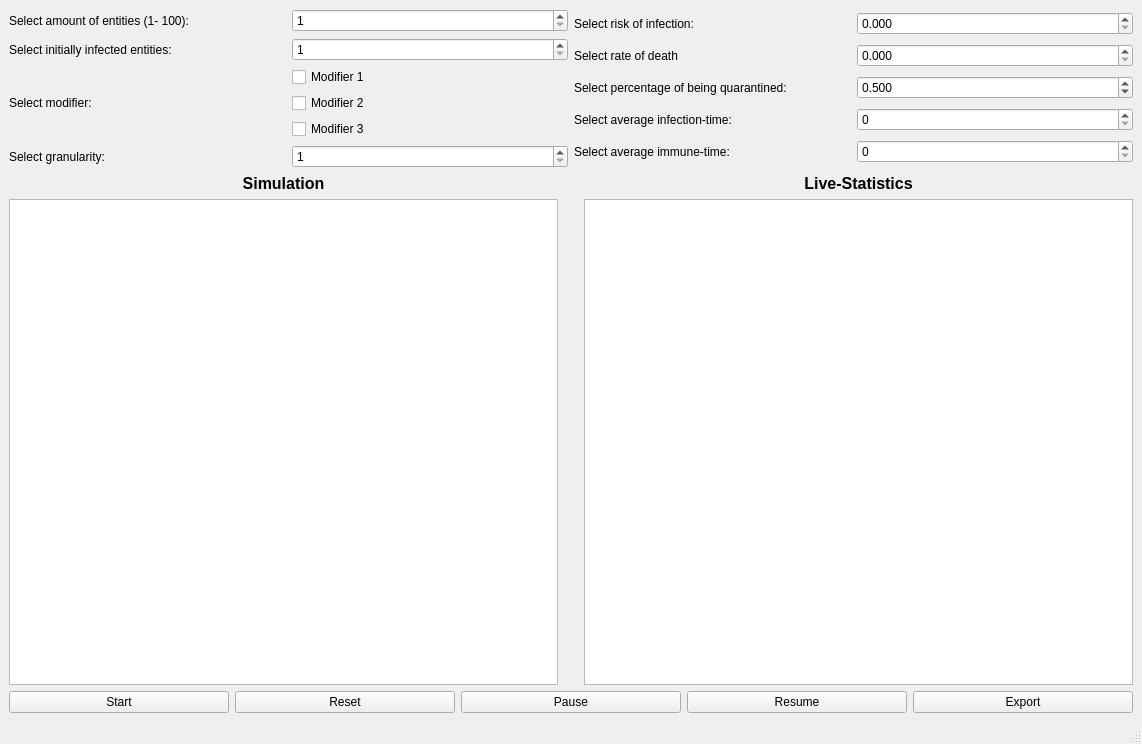
The window that resources/mainwindow.ui (JonasAdler/pandemic_simulator) describes before a commit, drawn with Qt 5.
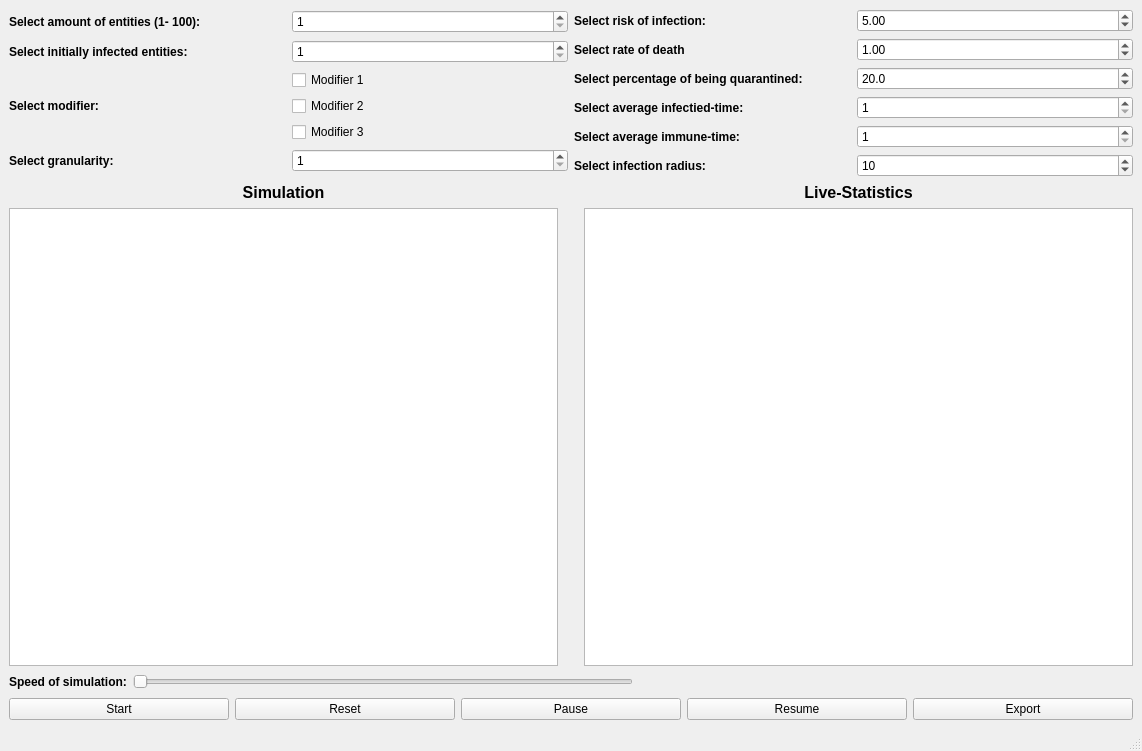
The same window after the commit.

Commit message: Buttons react on change, values do not change yet

Patch:
```diff
--- a/resources/mainwindow.ui
+++ b/resources/mainwindow.ui
@@ -7,7 +7,7 @@
     <x>0</x>
     <y>0</y>
     <width>1142</width>
-    <height>744</height>
+    <height>751</height>
    </rect>
   </property>
   <property name="windowTitle">
@@ -25,6 +25,12 @@
            <layout class="QHBoxLayout" name="horizontalLayout_5">
             <item>
              <widget class="QLabel" name="label">
+              <property name="font">
+               <font>
+                <weight>75</weight>
+                <bold>true</bold>
+               </font>
+              </property>
               <property name="text">
                <string>Select amount of entities (1- 100): </string>
               </property>
@@ -49,6 +55,12 @@
            <layout class="QHBoxLayout" name="horizontalLayout_15">
             <item>
              <widget class="QLabel" name="label_10">
+              <property name="font">
+               <font>
+                <weight>75</weight>
+                <bold>true</bold>
+               </font>
+              </property>
               <property name="text">
                <string>Select initially infected entities:</string>
               </property>
@@ -70,6 +82,14 @@
            <layout class="QHBoxLayout" name="horizontalLayout_6">
             <item>
              <widget class="QLabel" name="label_4">
+              <property name="font">
+               <font>
+                <weight>75</weight>
+                <italic>false</italic>
+                <bold>true</bold>
+                <strikeout>false</strikeout>
+               </font>
+              </property>
               <property name="text">
                <string>Select modifier:</string>
               </property>
@@ -106,6 +126,18 @@
            <layout class="QHBoxLayout" name="horizontalLayout">
             <item>
              <widget class="QLabel" name="label_11">
+              <property name="font">
+               <font>
+                <weight>75</weight>
+                <bold>true</bold>
+               </font>
+              </property>
+              <property name="mouseTracking">
+               <bool>true</bool>
+              </property>
+              <property name="toolTip">
+               <string>If granularity = 1, every day gets exported, if granularity = 2, every second day gets exported,...</string>
+              </property>
               <property name="text">
                <string>Select granularity:</string>
               </property>
@@ -116,6 +148,9 @@
               <property name="minimum">
                <number>1</number>
               </property>
+              <property name="maximum">
+               <number>100</number>
+              </property>
              </widget>
             </item>
            </layout>
@@ -128,6 +163,12 @@
            <layout class="QHBoxLayout" name="horizontalLayout_3">
             <item>
              <widget class="QLabel" name="label_2">
+              <property name="font">
+               <font>
+                <weight>75</weight>
+                <bold>true</bold>
+               </font>
+              </property>
               <property name="text">
                <string>Select risk of infection: </string>
               </property>
@@ -135,17 +176,14 @@
             </item>
             <item>
              <widget class="QDoubleSpinBox" name="riskOfInfSpinBox">
-              <property name="decimals">
-               <number>3</number>
-              </property>
               <property name="maximum">
-               <double>1.000000000000000</double>
+               <double>100.000000000000000</double>
               </property>
               <property name="singleStep">
                <double>0.010000000000000</double>
               </property>
               <property name="value">
-               <double>0.000000000000000</double>
+               <double>5.000000000000000</double>
               </property>
              </widget>
             </item>
@@ -155,6 +193,12 @@
            <layout class="QHBoxLayout" name="horizontalLayout_4">
             <item>
              <widget class="QLabel" name="label_3">
+              <property name="font">
+               <font>
+                <weight>75</weight>
+                <bold>true</bold>
+               </font>
+              </property>
               <property name="text">
                <string>Select rate of death</string>
               </property>
@@ -162,14 +206,14 @@
             </item>
             <item>
              <widget class="QDoubleSpinBox" name="rateOfDeathSpinBox">
-              <property name="decimals">
-               <number>3</number>
-              </property>
               <property name="maximum">
-               <double>1.000000000000000</double>
+               <double>100.000000000000000</double>
               </property>
               <property name="singleStep">
-               <double>0.010000000000000</double>
+               <double>0.100000000000000</double>
+              </property>
+              <property name="value">
+               <double>1.000000000000000</double>
               </property>
              </widget>
             </item>
@@ -179,27 +223,27 @@
            <layout class="QHBoxLayout" name="horizontalLayout_10">
             <item>
              <widget class="QLabel" name="label_7">
+              <property name="font">
+               <font>
+                <weight>75</weight>
+                <bold>true</bold>
+               </font>
+              </property>
               <property name="text">
                <string>Select percentage of being quarantined:</string>
               </property>
              </widget>
             </item>
             <item>
-             <widget class="QDoubleSpinBox" name="rateOfQuarantineSpinBox">
-              <property name="prefix">
-               <string/>
-              </property>
+             <widget class="QDoubleSpinBox" name="percentageQuarantineSpinBox">
               <property name="decimals">
-               <number>3</number>
-              </property>
-              <property name="maximum">
-               <double>1.000000000000000</double>
+               <number>1</number>
               </property>
               <property name="singleStep">
                <double>0.001000000000000</double>
               </property>
               <property name="value">
-               <double>0.500000000000000</double>
+               <double>20.000000000000000</double>
               </property>
              </widget>
             </item>
@@ -209,13 +253,26 @@
            <layout class="QHBoxLayout" name="horizontalLayout_11">
             <item>
              <widget class="QLabel" name="label_8">
+              <property name="font">
+               <font>
+                <weight>75</weight>
+                <bold>true</bold>
+               </font>
+              </property>
               <property name="text">
-               <string>Select average infection-time:</string>
+               <string>Select average infectied-time:</string>
               </property>
              </widget>
             </item>
             <item>
-             <widget class="QSpinBox" name="avgInfectionTimeSpinBox"/>
+             <widget class="QSpinBox" name="avgInfectionTimeSpinBox">
+              <property name="minimum">
+               <number>1</number>
+              </property>
+              <property name="maximum">
+               <number>60</number>
+              </property>
+             </widget>
             </item>
            </layout>
           </item>
@@ -223,13 +280,56 @@
            <layout class="QHBoxLayout" name="horizontalLayout_14">
             <item>
              <widget class="QLabel" name="label_9">
+              <property name="font">
+               <font>
+                <weight>75</weight>
+                <bold>true</bold>
+               </font>
+              </property>
               <property name="text">
                <string>Select average immune-time:</string>
               </property>
              </widget>
             </item>
             <item>
-             <widget class="QSpinBox" name="avgImmuneTimeSpinBox"/>
+             <widget class="QSpinBox" name="avgImmuneTimeSpinBox">
+              <property name="minimum">
+               <number>1</number>
+              </property>
+              <property name="maximum">
+               <number>999</number>
+              </property>
+             </widget>
+            </item>
+           </layout>
+          </item>
+          <item>
+           <layout class="QHBoxLayout" name="horizontalLayout_18">
+            <item>
+             <widget class="QLabel" name="infectionRadiusSpinBox">
+              <property name="font">
+               <font>
+                <weight>75</weight>
+                <bold>true</bold>
+               </font>
+              </property>
+              <property name="text">
+               <string>Select infection radius:</string>
+              </property>
+             </widget>
+            </item>
+            <item>
+             <widget class="QSpinBox" name="spinBox">
+              <property name="minimum">
+               <number>1</number>
+              </property>
+              <property name="maximum">
+               <number>100</number>
+              </property>
+              <property name="value">
+               <number>10</number>
+              </property>
+             </widget>
             </item>
            </layout>
           </item>
@@ -298,6 +398,46 @@
         </item>
        </layout>
       </item>
+      <item>
+       <layout class="QHBoxLayout" name="horizontalLayout_16">
+        <item>
+         <widget class="QLabel" name="label_12">
+          <property name="font">
+           <font>
+            <weight>75</weight>
+            <bold>true</bold>
+           </font>
+          </property>
+          <property name="text">
+           <string>Speed of simulation:</string>
+          </property>
+         </widget>
+        </item>
+        <item>
+         <widget class="QSlider" name="speedOfSimSlider">
+          <property name="orientation">
+           <enum>Qt::Horizontal</enum>
+          </property>
+          <property name="invertedControls">
+           <bool>false</bool>
+          </property>
+         </widget>
+        </item>
+        <item>
+         <spacer name="horizontalSpacer">
+          <property name="orientation">
+           <enum>Qt::Horizontal</enum>
+          </property>
+          <property name="sizeHint" stdset="0">
+           <size>
+            <width>40</width>
+            <height>20</height>
+           </size>
+          </property>
+         </spacer>
+        </item>
+       </layout>
+      </item>
       <item>
        <layout class="QHBoxLayout" name="horizontalLayout_8">
         <item>
```
Left out of the diff: 4 changed lines with no effect on the pictures. The commit also changes 5 other files.
